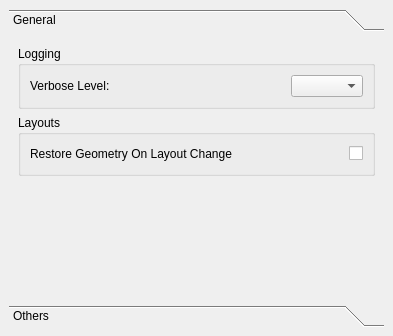
Qt form src/components/core/preferencesManager/ui/Preferences_Manager.ui (KelSolaar/sIBL_GUI) before a commit.
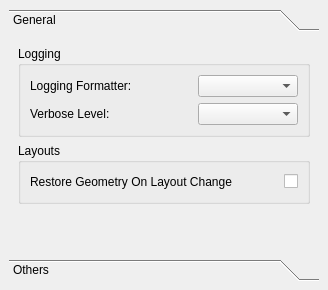
The same form after that commit.

Commit message: Implement logging formatter dynamic handling.

Patch:
```diff
--- a/src/components/core/preferencesManager/ui/Preferences_Manager.ui
+++ b/src/components/core/preferencesManager/ui/Preferences_Manager.ui
@@ -2,14 +2,6 @@
 <ui version="4.0">
  <class>Preferences_Manager_DockWidget</class>
  <widget class="QDockWidget" name="Preferences_Manager_DockWidget">
-  <property name="geometry">
-   <rect>
-    <x>0</x>
-    <y>0</y>
-    <width>393</width>
-    <height>336</height>
-   </rect>
-  </property>
   <property name="windowTitle">
    <string>Preferences Manager</string>
   </property>
@@ -31,7 +23,7 @@
         <rect>
          <x>0</x>
          <y>0</y>
-         <width>369</width>
+         <width>365</width>
          <height>218</height>
         </rect>
        </property>
@@ -58,7 +50,7 @@
            <string>Logging</string>
           </property>
           <layout class="QGridLayout" name="Log_Settings_groupBox_gridLayout">
-           <item row="0" column="0">
+           <item row="1" column="0">
             <layout class="QHBoxLayout" name="Verbosity_horizontalLayout">
              <item>
               <widget class="QLabel" name="Verbose_Level_label">
@@ -82,6 +74,12 @@
              </item>
              <item>
               <widget class="QComboBox" name="Verbose_Level_comboBox">
+               <property name="minimumSize">
+                <size>
+                 <width>100</width>
+                 <height>0</height>
+                </size>
+               </property>
                <property name="statusTip">
                 <string>Verbose Level Combo Box: Defines Application Verbose Level: Each Option Encompasses The Ones Over It In The List.</string>
                </property>
@@ -89,6 +87,43 @@
              </item>
             </layout>
            </item>
+           <item row="0" column="0">
+            <layout class="QHBoxLayout" name="Formatter_horizontalLayout">
+             <item>
+              <widget class="QLabel" name="Logging_Formatter_label">
+               <property name="text">
+                <string>Logging Formatter:</string>
+               </property>
+              </widget>
+             </item>
+             <item>
+              <spacer name="Logging_Formatter_horizontalSpacer">
+               <property name="orientation">
+                <enum>Qt::Horizontal</enum>
+               </property>
+               <property name="sizeHint" stdset="0">
+                <size>
+                 <width>40</width>
+                 <height>20</height>
+                </size>
+               </property>
+              </spacer>
+             </item>
+             <item>
+              <widget class="QComboBox" name="Logging_Formatters_comboBox">
+               <property name="minimumSize">
+                <size>
+                 <width>100</width>
+                 <height>0</height>
+                </size>
+               </property>
+               <property name="statusTip">
+                <string>Logging Formatter Combo Box: Defines The Logging Formatter.</string>
+               </property>
+              </widget>
+             </item>
+            </layout>
+           </item>
           </layout>
          </widget>
         </item>
```
Left out of the diff: 4 changed lines with no effect on the pictures. The commit also changes 4 other files.
